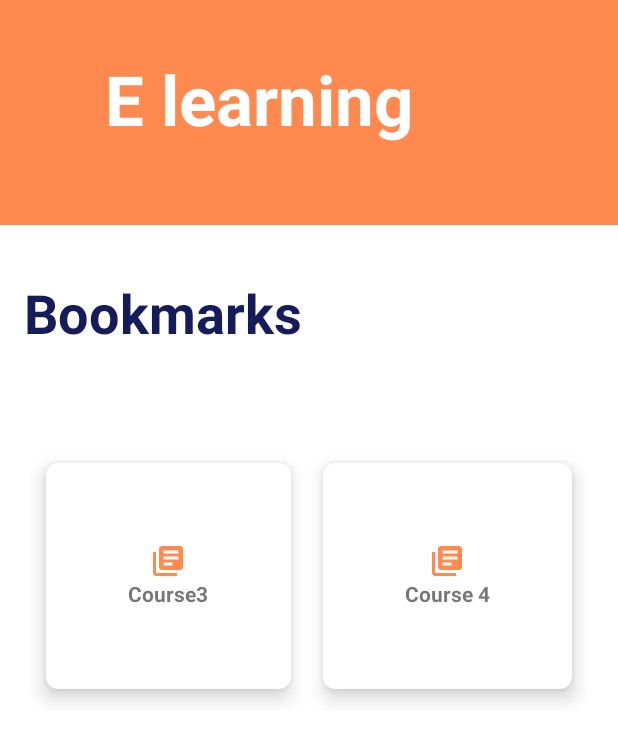
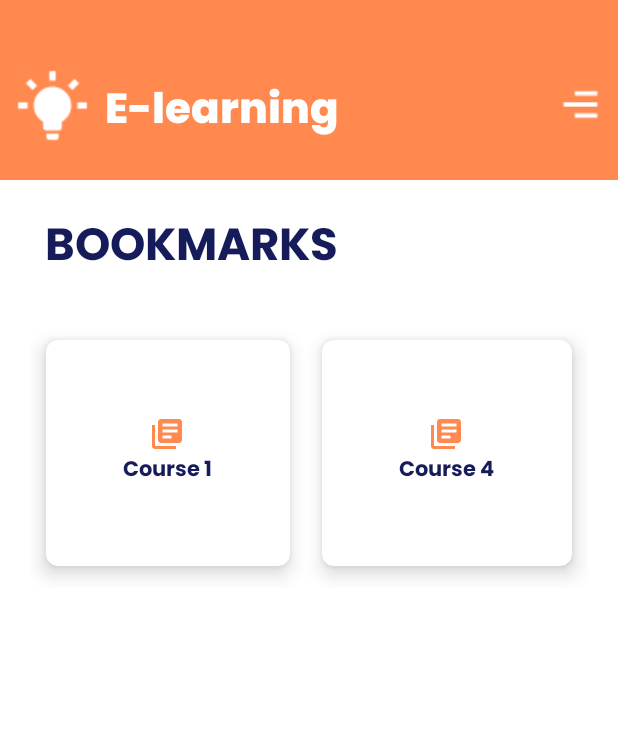
Before and after one commit to Janenjihia/Virtualschools, an Android app: the layout bookmark_layout.xml on its own in the app's theme, with its tools: preview values and no code run, on a phone screen of 412 x 824 dp. Shown: the top 742 px of the screen. Run offline under Robolectric (Android 15) with nearby library versions, the phone set to English and light mode, and no system bars.

Commit message:
edit bookmark activity

```diff
--- a/app/src/main/res/layout/bookmark_layout.xml
+++ b/app/src/main/res/layout/bookmark_layout.xml
@@ -6,48 +6,54 @@
     android:layout_height="match_parent">
 
     <TextView
-        android:id="@+id/title_elearning"
+        android:id="@+id/e_learning"
         android:layout_width="match_parent"
-        android:layout_height="150dp"
+        android:layout_height="120dp"
         android:background="@color/Orange"
-        android:paddingLeft="70dp"
-        android:paddingTop="35dp"
-        android:text="E learning"
+        android:drawablePadding="10dp"
+        android:fontFamily="@font/poppins_extrabold"
+        android:paddingStart="10dp"
+        android:paddingTop="50dp"
+        android:paddingEnd="10dp"
+        android:paddingBottom="30dp"
+        android:text="E-learning"
+        android:textAlignment="viewStart"
         android:textColor="@color/white"
-        android:textSize="46sp"
-        android:textStyle="bold"
+        android:textSize="28sp"
+        app:drawableEndCompat="@drawable/menu"
+        app:drawableStartCompat="@drawable/sidebulb"
         app:layout_constraintEnd_toEndOf="parent"
-        app:layout_constraintTop_toTopOf="parent" />
+        app:layout_constraintStart_toStartOf="parent"
+        app:layout_constraintTop_toTopOf="parent"
+        tools:ignore="HardcodedText,RtlSymmetry,TextContrastCheck" />
 
     <TextView
-        android:id="@+id/bookmark"
-        android:layout_width="match_parent"
-        android:layout_height="100dp"
-        android:layout_marginStart="16dp"
-        android:layout_marginTop="24dp"
-        android:layout_marginEnd="16dp"
-        android:paddingTop="10dp"
-        android:text="@string/bookmarks"
+        android:id="@+id/title_view"
+        android:layout_width="wrap_content"
+        android:layout_height="wrap_content"
+        android:layout_below="@id/e_learning"
+        android:layout_marginStart="30dp"
+        android:layout_marginTop="20dp"
+        android:fontFamily="@font/poppins_bold"
+        android:text="BOOKMARKS"
         android:textColor="@color/darkshade"
-        android:textSize="36dp"
+        android:textSize="30sp"
         android:textStyle="bold"
-        app:layout_constraintEnd_toEndOf="parent"
         app:layout_constraintStart_toStartOf="parent"
-        app:layout_constraintTop_toBottomOf="@+id/title_elearning" />
+        app:layout_constraintTop_toBottomOf="@id/e_learning"
+        tools:ignore="HardcodedText" />
 
 
     <GridLayout
         android:layout_width="match_parent"
         android:layout_height="wrap_content"
-        android:layout_below="@id/title_elearning"
         android:layout_margin="20dp"
         android:layout_marginStart="20dp"
         android:layout_marginEnd="20dp"
         android:columnCount="2"
         android:rowCount="2"
         app:layout_constraintEnd_toEndOf="parent"
-        app:layout_constraintStart_toEndOf="@+id/title_elearning"
-        app:layout_constraintTop_toBottomOf="@id/bookmark">
+        app:layout_constraintTop_toBottomOf="@id/title_view">
 
 
         <androidx.cardview.widget.CardView
@@ -67,19 +73,25 @@
                 android:layout_height="wrap_content"
                 android:layout_gravity="center_vertical|center_horizontal"
                 android:gravity="center"
-                android:orientation="vertical">
+                android:orientation="vertical"
+                tools:ignore="UseCompoundDrawables">
 
                 <ImageView
                     android:layout_width="wrap_content"
                     android:layout_height="wrap_content"
-                    android:src="@drawable/ic_baseline_library_books_24" />
+                    android:src="@drawable/ic_baseline_library_books_24"
+                    android:contentDescription="course image"
+                    tools:ignore="HardcodedText" />
 
                 <TextView
                     android:layout_width="wrap_content"
                     android:layout_height="wrap_content"
-                    android:text="Course3"
+                    android:fontFamily="@font/poppins_bold"
+                    android:text="Course 1"
                     android:textAlignment="center"
-                    android:textStyle="bold" />
+                    android:textColor="@color/darkshade"
+                    android:textStyle="bold"
+                    tools:ignore="HardcodedText" />
             </LinearLayout>
         </androidx.cardview.widget.CardView>
 
@@ -100,23 +112,27 @@
                 android:layout_height="wrap_content"
                 android:layout_gravity="center_vertical|center_horizontal"
                 android:gravity="center"
-                android:orientation="vertical">
+                android:orientation="vertical"
+                tools:ignore="UseCompoundDrawables">
 
                 <ImageView
                     android:layout_width="wrap_content"
                     android:layout_height="wrap_content"
-                    android:src="@drawable/ic_baseline_library_books_24" />
+                    android:src="@drawable/ic_baseline_library_books_24"
+                    android:contentDescription="course image"
+                    tools:ignore="HardcodedText" />
 
                 <TextView
                     android:layout_width="wrap_content"
                     android:layout_height="wrap_content"
+                    android:fontFamily="@font/poppins_bold"
                     android:text="Course 4"
                     android:textAlignment="center"
-                    android:textStyle="bold" />
+                    android:textColor="@color/darkshade"
+                    android:textStyle="bold"
+                    tools:ignore="HardcodedText" />
             </LinearLayout>
         </androidx.cardview.widget.CardView>
-
-        \
     </GridLayout>
 
 
```
